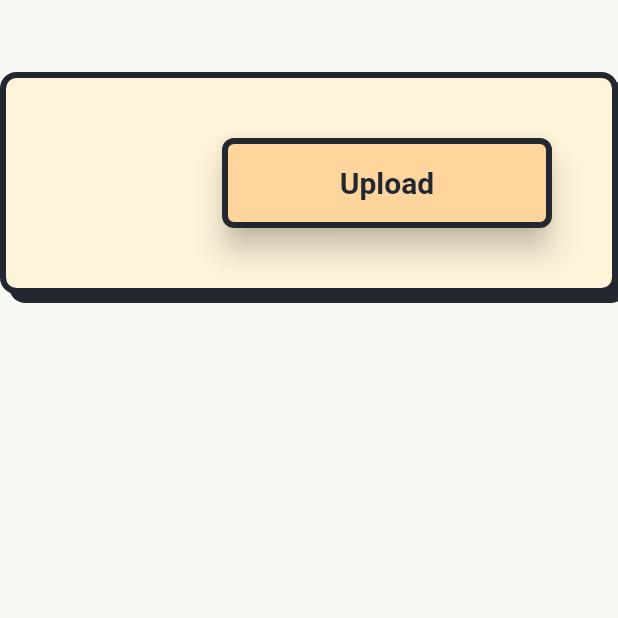
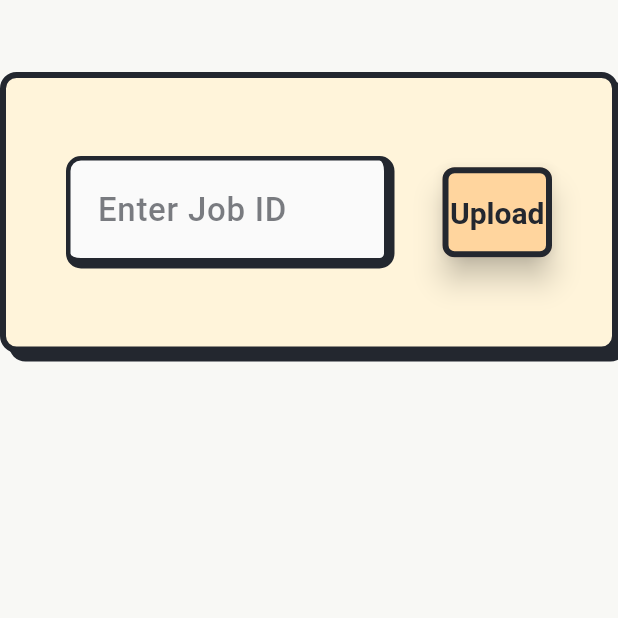
Before and after one commit to zeinab-sheikhi/docker-checker, a Flutter app: the screen it shows after launch, on a phone screen of 412 x 824 dp, the top half of it. Run offline on Flutter 3.47's test engine with Material 3 defaults, Android fonts, the light colour scheme and no system bars; our stand-ins replace auto_size_text, file_picker, fl_chart.

Commit message:
upload container submits files to server

```diff
--- a/frontend/docker_scanner/lib/api/api_service.dart
+++ b/frontend/docker_scanner/lib/api/api_service.dart
@@ -68,7 +68,7 @@ class ApiService {
       } catch (_) {
         errorMsg = response.body;
       }
-      throw ApiException('Failed to submit Dockerfile: $errorMsg');
+      throw ApiException(errorMsg);
     }
   }
 }
--- a/frontend/docker_scanner/lib/consts.dart
+++ b/frontend/docker_scanner/lib/consts.dart
@@ -12,6 +12,9 @@ const Color black = Colors.black;
 const Color white = Colors.white;
 const Color grey = Colors.grey;
 const Color kErrorColor = Colors.red;
+const Color kErrorBoxBackground = Color(0xFFFEF2F2);
+const Color kErrorBoxBorder = Color(0xFFE89495);
+const Color kErrorBoxText = Color(0xFFB91C1B);
 
 // Severity Colors
 const Color kCriticalSeverity = Colors.redAccent;
--- a/frontend/docker_scanner/lib/upload_container.dart
+++ b/frontend/docker_scanner/lib/upload_container.dart
@@ -6,7 +6,8 @@ import 'package:provider/provider.dart';
 import 'package:docker_scanner/providers/job_provider.dart';
 import 'package:docker_scanner/widgets/my_container.dart';
 import 'package:docker_scanner/widgets/my_button.dart';
-import 'package:docker_scanner/consts.dart';
+import 'package:docker_scanner/widgets/my_text_form_field.dart';
+import 'package:docker_scanner/widgets/my_error_box.dart';
 
 class UploadContainer extends StatefulWidget {
   const UploadContainer({super.key});
@@ -22,26 +23,22 @@ class _UploadContainerState extends State<UploadContainer> {
     return Column(
       mainAxisSize: MainAxisSize.min,
       children: [
+        SizedBox(
+          width: 900,
+          child:
+              (jobProvider.error != null)
+                  ? ErrorMessageBox(message: jobProvider.error ?? '')
+                  : const SizedBox(),
+        ),
         MyContainer(
           width: 900,
           child: Row(
             mainAxisSize: MainAxisSize.min,
             children: [
-              const Expanded(child: SizedBox()),
-              _uploadButton(jobProvider),
+              Expanded(flex: 3, child: _jobIdTextFormField(jobProvider)),
+              const SizedBox(width: 32),
+              Expanded(flex: 1, child: _uploadButton(jobProvider)),
             ],
-          ),
-        ),
-        Padding(
-          padding: const EdgeInsets.only(top: 16),
-          child: Text(
-            jobProvider.jobIdResponse != null
-                ? 'Job ID: ${jobProvider.jobIdResponse!.jobId}'
-                : (jobProvider.error ?? ''),
-            style: TextStyle(
-              color: jobProvider.jobIdResponse != null ? black : kErrorColor,
-              fontWeight: FontWeight.bold,
-            ),
           ),
         ),
       ],
@@ -58,6 +55,7 @@ Widget _uploadButton(JobProvider jobProvider) {
         jobProvider.isLoading
             ? null // the button must be disabled when it is calling the API
             : () async {
+              jobProvider.jobIdController.clear();
               // Pick the file
               final picked = await _pickFile();
               if (picked.fileBytes != null && picked.filename != null) {
@@ -69,6 +67,16 @@ Widget _uploadButton(JobProvider jobProvider) {
                 jobProvider.setError(picked.error ?? "Unknown error.");
               }
             },
+  );
+}
+
+Widget _jobIdTextFormField(JobProvider jobProvider) {
+  return JobIdTextFormField(
+    controller: jobProvider.jobIdController,
+    hintText: 'Enter Job ID',
+    onChanged: (value) {
+      jobProvider.jobIdController.text = value;
+    },
   );
 }
 
--- /dev/null
+++ b/frontend/docker_scanner/lib/widgets/my_text_form_field.dart
@@ -0,0 +1,77 @@
+import 'package:flutter/material.dart';
+import '../consts.dart';
+
+class JobIdTextFormField extends StatelessWidget {
+  final TextEditingController controller;
+  final String? hintText;
+  final void Function(String)? onChanged;
+
+  const JobIdTextFormField({
+    super.key,
+    required this.controller,
+    this.hintText = 'Enter Job ID',
+    this.onChanged,
+  });
+
+  // UUID v4 regex
+  static final _uuidRegExp = RegExp(
+    r'^[0-9a-fA-F]{8}-[0-9a-fA-F]{4}-4[0-9a-fA-F]{3}-[89abAB][0-9a-fA-F]{3}-[0-9a-fA-F]{12}$',
+  );
+
+  String? _uuidValidator(String? value) {
+    if (value == null || value.isEmpty) {
+      return null;
+    }
+    if (!_uuidRegExp.hasMatch(value.trim())) {
+      return 'Please enter a valid UUID (Job ID)';
+    }
+    return null;
+  }
+
+  @override
+  Widget build(BuildContext context) {
+    return Padding(
+      padding: const EdgeInsets.symmetric(vertical: 12.0, horizontal: 0),
+      child: Container(
+        decoration: BoxDecoration(
+          color: kContainerBackground,
+          borderRadius: BorderRadius.circular(10),
+          border: const Border(
+            top: BorderSide(color: kButtonBorder, width: 3),
+            left: BorderSide(color: kButtonBorder, width: 3),
+            right: BorderSide(color: kButtonBorder, width: 7), // Thicker right
+            bottom: BorderSide(
+              color: kButtonBorder,
+              width: 7,
+            ), // Thicker bottom
+          ),
+        ),
+        child: TextFormField(
+          controller: controller,
+          decoration: InputDecoration(
+            hintText: hintText,
+            errorText: null,
+            hintStyle: TextStyle(
+              color: kTextColor.withAlpha((255 * 0.6).round()),
+              fontSize: 22,
+              fontWeight: FontWeight.w500,
+            ),
+            border: InputBorder.none,
+            contentPadding: const EdgeInsets.symmetric(
+              vertical: 16,
+              horizontal: 18,
+            ),
+          ),
+          style: const TextStyle(
+            color: kTextColor,
+            fontSize: 22,
+            fontWeight: FontWeight.w500,
+          ),
+          validator: _uuidValidator,
+          onChanged: onChanged,
+          autovalidateMode: AutovalidateMode.onUserInteraction,
+        ),
+      ),
+    );
+  }
+}
--- a/frontend/docker_scanner/pubspec.yaml
+++ b/frontend/docker_scanner/pubspec.yaml
@@ -14,6 +14,7 @@ dependencies:
   cupertino_icons: ^1.0.8
   fl_chart: ^1.0.0
   provider: ^6.0.5
+  auto_size_text: ^3.0.0
 
 dev_dependencies:
   flutter_test:
```
Also changed, not shown: frontend/docker_scanner/lib/providers/job_provider.dart (+12 -6 lines), frontend/docker_scanner/lib/widgets/my_error_box.dart (added, +42 -0 lines), frontend/docker_scanner/pubspec.lock, 1 other file.
